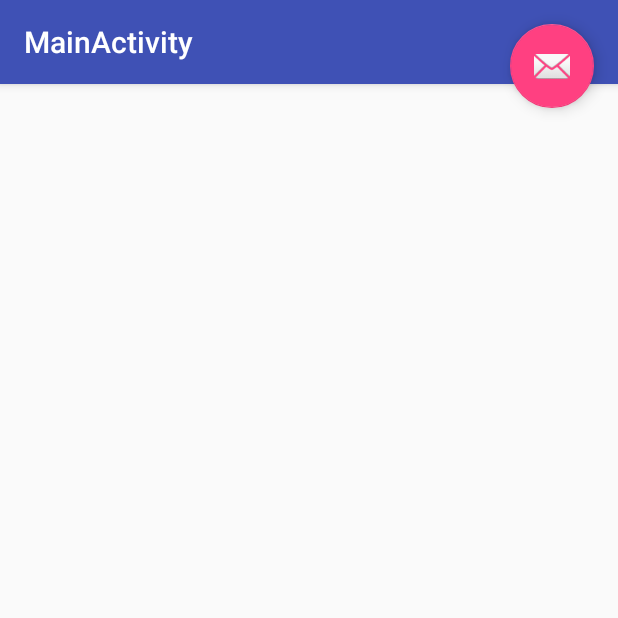
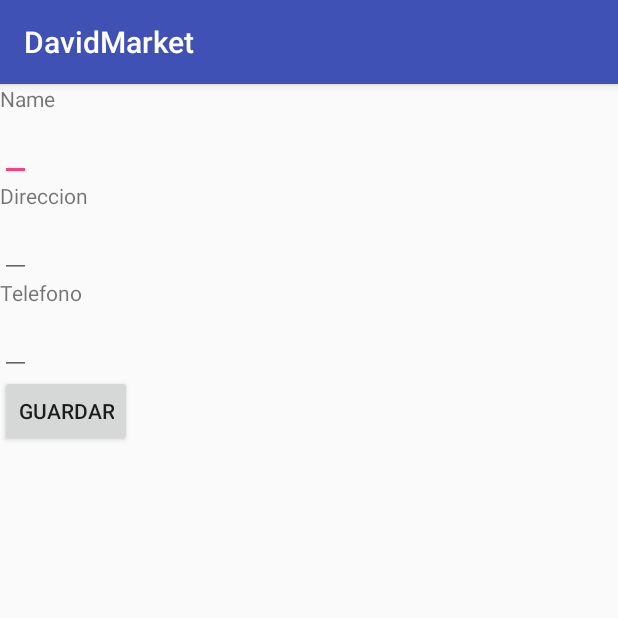
Before and after one commit to samueldavidss/DavidMarket, an Android app: the screen it shows after launch once a user with an empty profile is signed in (MainActivity before the commit, Main2Activity after it), on a phone screen of 412 x 824 dp, the top half of it. Run offline under Robolectric (Android 15) with nearby library versions, the phone set to English and light mode, and no system bars; our stand-ins replace Firebase (no records; nobody signed in at launch, a user with empty details on screens opened directly).

Commit message:
Commit con USer completo subiendo.

```diff
--- a/app/src/main/AndroidManifest.xml
+++ b/app/src/main/AndroidManifest.xml
@@ -27,7 +27,9 @@
         <activity
             android:name=".CheckoutActivity"
             android:label="@string/title_activity_checkout" />
-        <activity android:name=".DescriptionActivity"></activity>
+        <activity android:name=".DescriptionActivity" />
+        <activity android:name=".Activity.Main2Activity" />
+        <activity android:name=".Main2Activity"></activity>
     </application>
 
 </manifest>
--- a/app/src/main/java/com/example/samuel/davidmarket/LoginActivity.java
+++ b/app/src/main/java/com/example/samuel/davidmarket/LoginActivity.java
@@ -1,10 +1,8 @@
 package com.example.samuel.davidmarket;
 
 import android.content.Intent;
+import android.os.Bundle;
 import android.support.v7.app.AppCompatActivity;
-import android.os.Bundle;
-import android.view.View;
-import android.widget.Button;
 
 import com.example.samuel.davidmarket.Models.Users;
 import com.example.samuel.davidmarket.Queries.CurrentUser;
@@ -65,15 +63,18 @@ public class LoginActivity extends AppCompatActivity {
         DatabaseReference dbRef = new References().userReference().child(new CurrentUser().getCurrentUser().getUid());
         Users user = new Users();
         user.setEmail(new CurrentUser().getCurrentUser().getEmail());
+        user.setKey(new CurrentUser().getCurrentUser().getUid());
+        String key = (new CurrentUser().getCurrentUser().getUid());
         dbRef.setValue(user);
 
-        Intent intent = new Intent(this, MainActivity.class);
+
+
+        Intent intent = new Intent(this, Main2Activity.class);
+        intent.putExtra("key",key);
         startActivity(intent);
         finish();
 
 
-
+///  String key = dtbRef.push().getKey();
     }
-
-
-    }
+}
--- /dev/null
+++ b/app/src/main/java/com/example/samuel/davidmarket/Main2Activity.java
@@ -0,0 +1,57 @@
+package com.example.samuel.davidmarket;
+
+import android.content.Intent;
+import android.os.Bundle;
+import android.support.v7.app.AppCompatActivity;
+import android.view.View;
+import android.widget.Button;
+import android.widget.EditText;
+
+import com.example.samuel.davidmarket.Models.Users;
+import com.example.samuel.davidmarket.Queries.CurrentUser;
+import com.example.samuel.davidmarket.Queries.References;
+import com.google.firebase.database.DatabaseReference;
+
+public class Main2Activity extends AppCompatActivity {
+
+    DatabaseReference dbref = new References().userReference();
+
+    ///DatabaseReference dbRef = new References().userReference().child(new CurrentUser().getCurrentUser().getUid());
+
+   // DatabaseReference dtbRef = new References().userReference().child();
+    @Override
+    protected void onCreate(Bundle savedInstanceState) {
+        super.onCreate(savedInstanceState);
+        setContentView(R.layout.activity_main2);
+
+        final EditText nameEdt = (EditText) findViewById(R.id.nameEdt);
+        final EditText addresEdt = (EditText) findViewById(R.id.addresEdt);
+        final EditText phoneEdt = (EditText) findViewById(R.id.phoneEdt);
+        final String key = getIntent().getStringExtra("key");
+        Button saveBtn = (Button) findViewById(R.id.guardarbt);
+        nameEdt.setText(new CurrentUser().nameUser());
+
+
+        saveBtn.setOnClickListener(new View.OnClickListener() {
+            @Override
+            public void onClick(View view) {
+                Users user = new Users();
+
+                //dbref.setValue(user);
+            //    user.setEmail(new CurrentUser().getCurrentUser().getEmail());
+                user.setEmail(new CurrentUser().getEmail());
+                user.setKey(new CurrentUser().getUid());
+                user.setName(String.valueOf(nameEdt.getText()));
+                user.setDireccion(String.valueOf(addresEdt.getText()));
+                user.setPhone(String.valueOf(phoneEdt.getText()));
+                dbref.child(key).setValue(user);
+
+                Intent intent = new Intent(Main2Activity.this,MainActivity.class);
+                startActivity(intent);
+
+            }
+        });
+
+
+    }
+}
--- a/app/src/main/java/com/example/samuel/davidmarket/Models/Users.java
+++ b/app/src/main/java/com/example/samuel/davidmarket/Models/Users.java
@@ -5,7 +5,7 @@ package com.example.samuel.davidmarket.Models;
  */
 
 public class Users {
-    private String email, name, direccion;
+    private String email, name, direccion, reference, phone,key ;
 
     public Users() {
     }
@@ -33,4 +33,28 @@ public class Users {
     public void setDireccion(String direccion) {
         this.direccion = direccion;
     }
+
+    public String getReference() {
+        return reference;
+    }
+
+    public void setReference(String reference) {
+        this.reference = reference;
+    }
+
+    public String getPhone() {
+        return phone;
+    }
+
+    public void setPhone(String phone) {
+        this.phone = phone;
+    }
+
+    public String getKey() {
+        return key;
+    }
+
+    public void setKey(String key) {
+        this.key = key;
+    }
 }
--- a/app/src/main/res/layout/activity_description.xml
+++ b/app/src/main/res/layout/activity_description.xml
@@ -4,15 +4,13 @@
     xmlns:app="http://schemas.android.com/apk/res-auto"
     xmlns:tools="http://schemas.android.com/tools"
     android:layout_width="match_parent"
-    android:layout_height="match_parent"
+    android:layout_height="wrap_content"
     tools:context="com.example.samuel.davidmarket.DescriptionActivity">
-
 
     <TextView
         android:id="@+id/descritTv"
         android:layout_width="wrap_content"
         android:layout_height="wrap_content" />
-
 
     <TextView
         android:id="@+id/priceDEt"
@@ -26,6 +24,7 @@
         android:inputType="number"/>
 
     <Button
+        android:text="Aprobar"
         android:id="@+id/buyBtn"
         android:layout_width="wrap_content"
         android:layout_height="wrap_content" />
--- /dev/null
+++ b/app/src/main/res/layout/activity_main2.xml
@@ -0,0 +1,41 @@
+<?xml version="1.0" encoding="utf-8"?>
+<LinearLayout xmlns:android="http://schemas.android.com/apk/res/android"
+    android:orientation="vertical"
+    xmlns:app="http://schemas.android.com/apk/res-auto"
+    xmlns:tools="http://schemas.android.com/tools"
+    android:layout_width="match_parent"
+    android:layout_height="match_parent"
+    tools:context="com.example.samuel.davidmarket.Main2Activity">
+
+    <TextView
+        android:text="Name"
+        android:layout_width="wrap_content"
+        android:layout_height="wrap_content" />
+    <EditText
+        android:id="@+id/nameEdt"
+        android:layout_width="wrap_content"
+        android:layout_height="wrap_content" />
+    <TextView
+        android:text="Direccion"
+        android:layout_width="wrap_content"
+        android:layout_height="wrap_content" />
+    <EditText
+        android:id="@+id/addresEdt"
+        android:layout_width="wrap_content"
+        android:layout_height="wrap_content" />
+    <TextView
+        android:text="Telefono"
+        android:layout_width="wrap_content"
+        android:layout_height="wrap_content" />
+    <EditText
+        android:id="@+id/phoneEdt"
+        android:layout_width="wrap_content"
+        android:layout_height="wrap_content" />
+
+    <Button
+        android:text="Guardar"
+        android:id="@+id/guardarbt"
+        android:layout_width="wrap_content"
+        android:layout_height="wrap_content" />
+
+</LinearLayout>
--- a/app/src/main/res/layout/list_item_market.xml
+++ b/app/src/main/res/layout/list_item_market.xml
@@ -2,7 +2,7 @@
 <LinearLayout
     android:orientation="vertical"
     xmlns:android="http://schemas.android.com/apk/res/android"
-    android:layout_width="wrap_content"
+    android:layout_width="match_parent"
     android:layout_height="wrap_content">
 
 
--- a/app/src/main/res/values/strings.xml
+++ b/app/src/main/res/values/strings.xml
@@ -15,5 +15,6 @@
     <string name="title_home">Home</string>
     <string name="title_dashboard">Dashboard</string>
     <string name="title_notifications">Notifications</string>
+    <string name="title_activity_registration">RegistrationActivity</string>
 
 </resources>
```
Also changed, not shown: app/build.gradle (+7 -1 lines), app/src/main/java/com/example/samuel/davidmarket/DescriptionActivity.java (+3 -5 lines), app/src/main/java/com/example/samuel/davidmarket/MainActivity.java (+2 -5 lines), app/src/main/java/com/example/samuel/davidmarket/UsersKey.java (added, +9 -0 lines).
